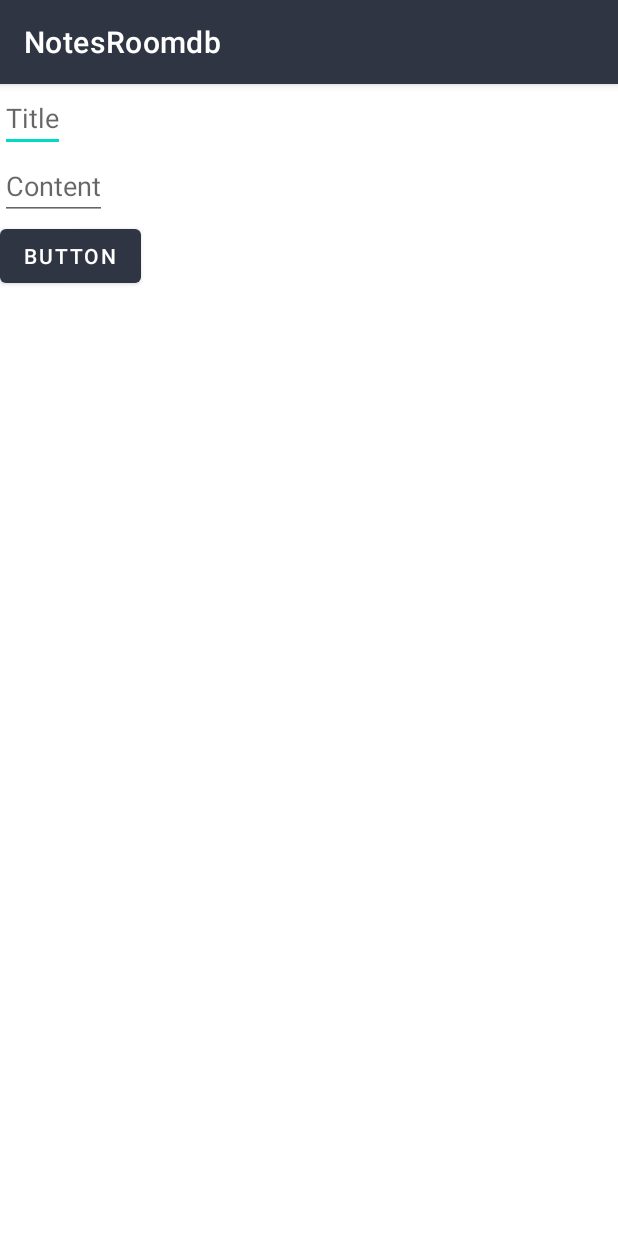
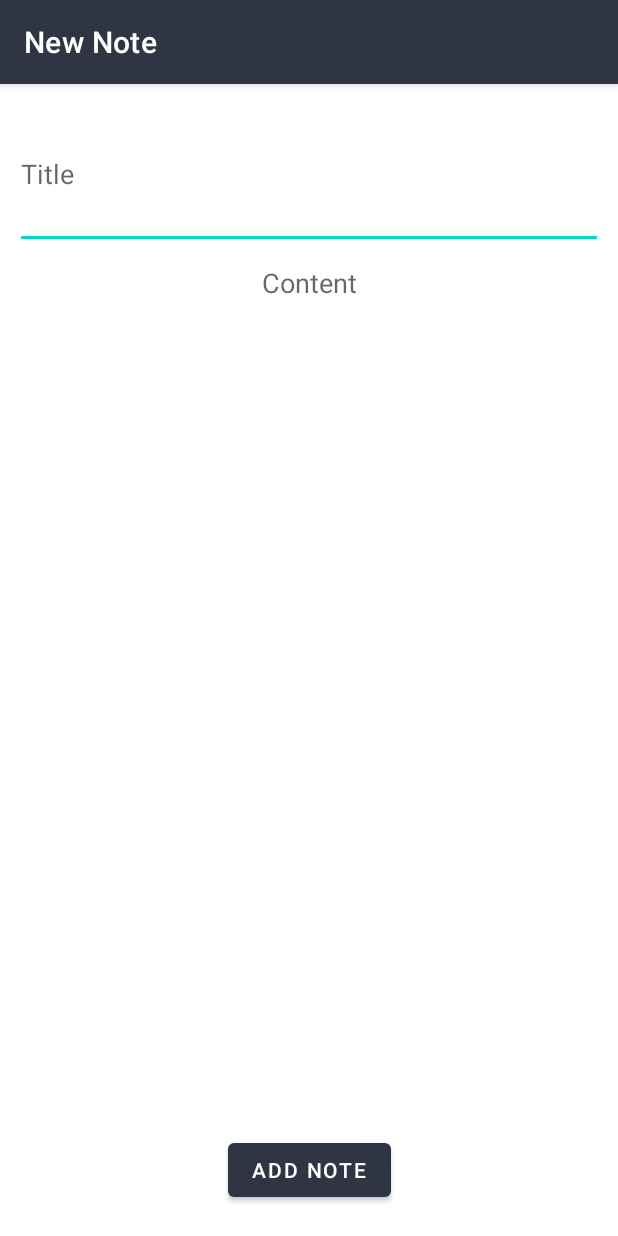
Before and after one commit to csa67/Notes, an Android app: the NewNote screen opened directly, with no data from a screen before it, on a phone screen of 412 x 824 dp. Run offline under Robolectric (Android 15) with nearby library versions, the phone set to English and light mode, and no system bars; our stand-ins replace data binding; 2 statements that could not run were skipped.

Commit message:
UI updates for new note activity

```diff
--- a/app/src/main/java/com/example/notesroomdb/view/NewNote.kt
+++ b/app/src/main/java/com/example/notesroomdb/view/NewNote.kt
@@ -22,6 +22,7 @@ class NewNote : AppCompatActivity() {
     override fun onCreate(savedInstanceState: Bundle?) {
         super.onCreate(savedInstanceState)
         binding = DataBindingUtil.setContentView(this, R.layout.activity_new_note)
+        title = "New Note"
         setupViewModel()
         setupView()
     }
--- a/app/src/main/res/layout/activity_new_note.xml
+++ b/app/src/main/res/layout/activity_new_note.xml
@@ -8,7 +8,7 @@
             name="Note"
             type="com.example.notesroomdb.model.Note" />
     </data>
-<LinearLayout
+<androidx.constraintlayout.widget.ConstraintLayout
     android:layout_width="match_parent"
     android:layout_height="match_parent"
     android:orientation="vertical"
@@ -16,24 +16,39 @@
 
     <EditText
         android:id="@+id/textViewAddTitle"
-        android:layout_width="wrap_content"
+        android:layout_width="match_parent"
         android:layout_height="wrap_content"
         android:hint="Title"
+        android:layout_margin="10dp"
+        android:height = "100sp"
         android:text="@{Note.title}"
-        tools:layout_editor_absoluteX="179dp"
-        tools:layout_editor_absoluteY="94dp" />
+        app:layout_constraintEnd_toEndOf="parent"
+        app:layout_constraintHorizontal_bias="0.0"
+        app:layout_constraintStart_toStartOf="parent"
+        tools:layout_editor_absoluteY="20dp"
+        app:layout_constraintTop_toTopOf="parent"/>
 
     <EditText
         android:id="@+id/textViewAddContent"
         android:text="@{Note.message}"
-        android:layout_width="wrap_content"
+        android:layout_width="match_parent"
         android:layout_height="wrap_content"
-        android:hint="Content" />
+        android:hint="Content"
+        android:gravity="top|center"
+        android:layout_margin="10dp"
+        android:background="@android:color/transparent"
+        app:layout_constraintStart_toStartOf="parent"
+        app:layout_constraintEnd_toEndOf="parent"
+        app:layout_constraintTop_toBottomOf="@id/textViewAddTitle"/>
 
     <Button
         android:id="@+id/buttonDone"
         android:layout_width="wrap_content"
         android:layout_height="wrap_content"
-        android:text="Button" />
-</LinearLayout>
+        android:text="Add note"
+        app:layout_constraintStart_toStartOf="parent"
+        app:layout_constraintEnd_toEndOf="parent"
+        app:layout_constraintBottom_toBottomOf="parent"
+        android:layout_margin="20dp"/>
+</androidx.constraintlayout.widget.ConstraintLayout>
 </layout>
```
